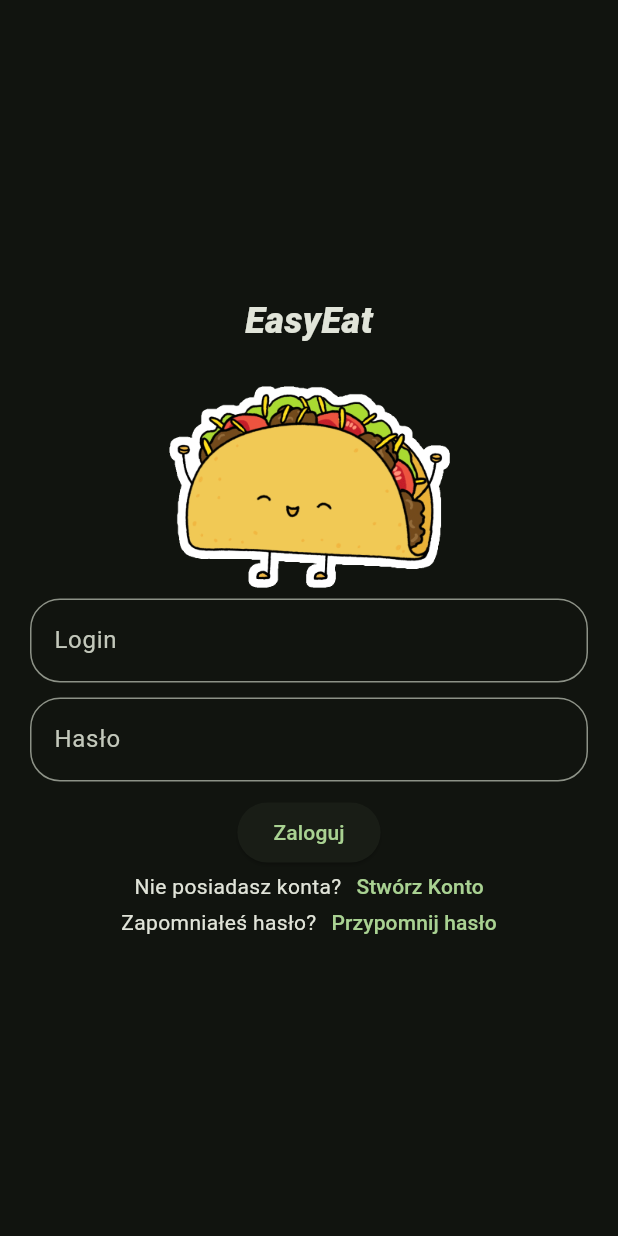
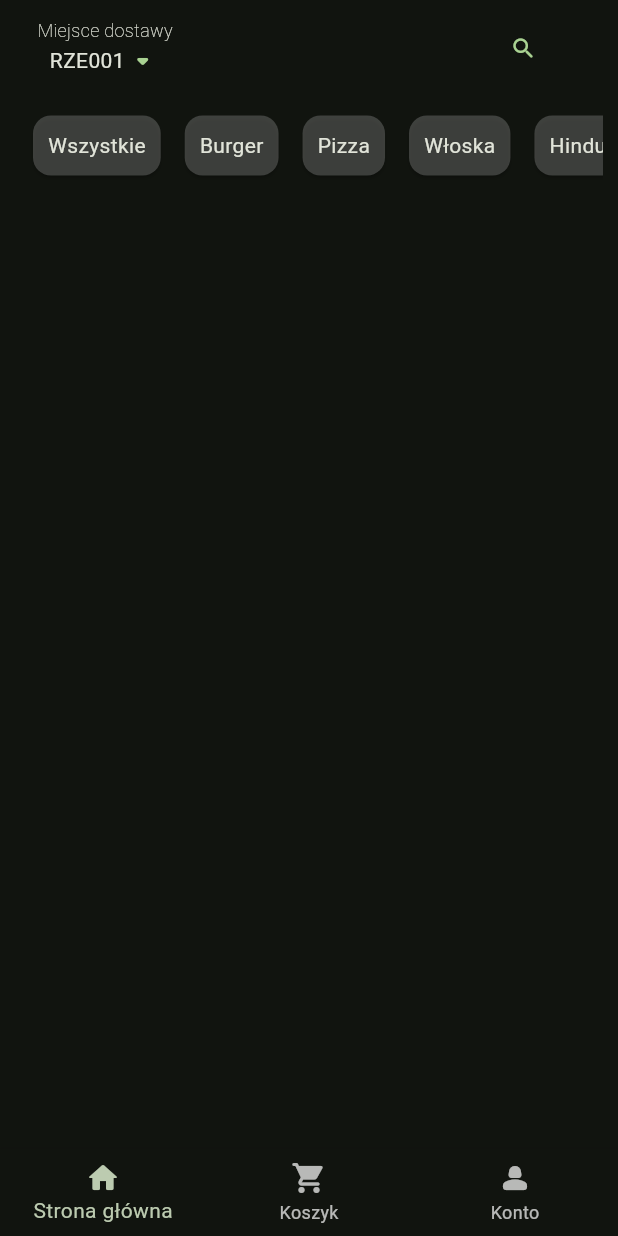
Before and after one commit to HeatEat/EasyEatApp, a Flutter app: the screen it shows after launch, on a phone screen of 412 x 824 dp. Run offline on Flutter 3.47's test engine with Material 2 defaults, Android fonts, the light colour scheme and no system bars; drawn by our look-alikes of flutter_form_builder.

Commit message:
miejsce dostawy, item dla category ekran główny

```diff
--- a/lib/core/constatnts.dart
+++ b/lib/core/constatnts.dart
@@ -9,6 +9,16 @@ class AuthK extends K {
   static const forgotPassword = 'Zapomniałeś hasło?';
 }
 
+class HomeScreenK extends K {
+  static const pickUpPlace = 'Miejsce dostawy';
+}
+
+class BottomNavBarK extends K {
+  static const home = "Strona główna";
+  static const shopingCard = "Koszyk";
+  static const account = 'Konto';
+}
+
 class Ui extends K {
   static const double borderRadius20 = 20.0;
 }
--- a/lib/main.dart
+++ b/lib/main.dart
@@ -1,4 +1,5 @@
 import 'package:easy_eat/core/themes/app_theme.dart';
+import 'package:easy_eat/screens/home_screen.dart';
 import 'package:easy_eat/screens/login_screen.dart';
 import 'package:flutter/material.dart';
 
@@ -17,7 +18,7 @@ class MyApp extends StatelessWidget {
       theme: AppTheme.lightTheme,
       darkTheme: AppTheme.darkTheme,
       themeMode: ThemeMode.dark,
-      home: const LoginScreen(),
+      home: HomeScreen(),
     );
   }
 }
--- /dev/null
+++ b/lib/screens/home_screen.dart
@@ -0,0 +1,117 @@
+import 'package:easy_eat/core/constatnts.dart';
+import 'package:easy_eat/screens/widgets/select_pickup_place_widget.dart';
+import 'package:flutter/material.dart';
+
+class HomeScreen extends StatelessWidget {
+  const HomeScreen({super.key});
+
+  @override
+  Widget build(BuildContext context) {
+    return Scaffold(
+      body: SafeArea(
+        child: Column(
+          children: [
+            Padding(
+              padding: const EdgeInsets.fromLTRB(25, 8, 25, 8),
+              child: Row(
+                mainAxisAlignment: MainAxisAlignment.spaceBetween,
+                children: [
+                  const SelectPickUpPlace(),
+                  TextButton.icon(
+                      onPressed: () {},
+                      icon: const Icon(Icons.search_rounded),
+                      label: const Text("")),
+                ],
+              ),
+            ),
+            Padding(
+              padding: const EdgeInsets.fromLTRB(10, 8, 10, 8),
+              child: SizedBox(
+                height: 50,
+                width: double.infinity,
+                child: ListView(
+                  scrollDirection: Axis.horizontal,
+                  children: [
+                    CategoryItem(
+                      categoryName: "Wszystkie",
+                      selectCategory: () {},
+                    ),
+                    CategoryItem(
+                      categoryName: "Burger",
+                      selectCategory: () {},
+                    ),
+                    CategoryItem(
+                      categoryName: "Pizza",
+                      selectCategory: () {},
+                    ),
+                    CategoryItem(
+                      categoryName: "Włoska",
+                      selectCategory: () {},
+                    ),
+                    CategoryItem(
+                      categoryName: "Hinduska",
+                      selectCategory: () {},
+                    ),
+                    CategoryItem(
+                      categoryName: "Turecka",
+                      selectCategory: () {},
+                    ),
+                    CategoryItem(
+                      categoryName: "Kebab",
+                      selectCategory: () {},
+                    ),
+                  ],
+                ),
+              ),
+            ),
+          ],
+        ),
+      ),
+      bottomNavigationBar: BottomNavigationBar(
+        items: const <BottomNavigationBarItem>[
+          BottomNavigationBarItem(
+            icon: Icon(Icons.home_rounded),
+            label: BottomNavBarK.home,
+          ),
+          BottomNavigationBarItem(
+            icon: Icon(Icons.shopping_cart_rounded),
+            label: BottomNavBarK.shopingCard,
+          ),
+          BottomNavigationBarItem(
+            icon: Icon(Icons.person_2_rounded),
+            label: BottomNavBarK.account,
+          ),
+        ],
+      ),
+    );
+  }
+}
+
+class CategoryItem extends StatelessWidget {
+  const CategoryItem({
+    super.key,
+    required this.categoryName,
+    required this.selectCategory,
+  });
+
+  final String categoryName;
+  final VoidCallback selectCategory;
+  @override
+  Widget build(BuildContext context) {
+    return GestureDetector(
+      onTap: selectCategory,
+      child: Row(
+        children: [
+          SizedBox(width: 8),
+          Card(
+            color: Theme.of(context).highlightColor,
+            child: Padding(
+              padding: const EdgeInsets.all(10.0),
+              child: Text(categoryName),
+            ),
+          ),
+        ],
+      ),
+    );
+  }
+}
--- /dev/null
+++ b/lib/screens/widgets/select_pickup_place_widget.dart
@@ -0,0 +1,32 @@
+import 'package:easy_eat/core/constatnts.dart';
+import 'package:flutter/material.dart';
+
+class SelectPickUpPlace extends StatelessWidget {
+  const SelectPickUpPlace({
+    super.key,
+  });
+
+  @override
+  Widget build(BuildContext context) {
+    return GestureDetector(
+      onTap: () {},
+      child: Column(
+        children: [
+          const Text(
+            HomeScreenK.pickUpPlace,
+            style: TextStyle(fontWeight: FontWeight.w100, fontSize: 12),
+          ),
+          Row(
+            children: [
+              const Text("RZE001"),
+              Icon(
+                Icons.arrow_drop_down_rounded,
+                color: Theme.of(context).colorScheme.primary,
+              ),
+            ],
+          ),
+        ],
+      ),
+    );
+  }
+}
```
